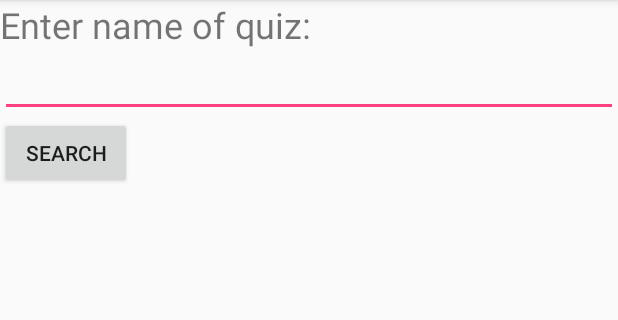
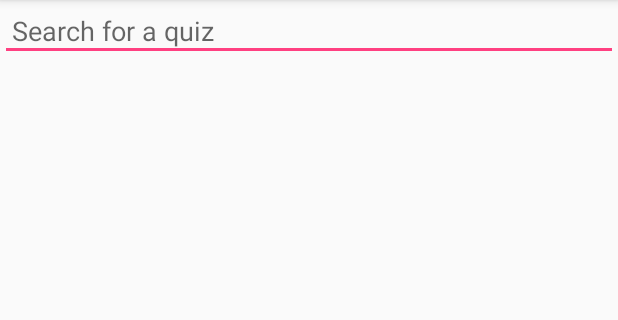
Before and after one commit to Darrennchan8/quizard, an Android app: the FindQuizActivity screen opened directly, with no data from a screen before it, on a phone screen of 412 x 824 dp, the part 84-404 px from its top. Run offline under Robolectric (Android 15) with nearby library versions, the phone set to English and light mode, and no system bars; our stand-ins replace Firebase (no records; nobody signed in at launch, a user with empty details on screens opened directly).

Commit message:
Made AutoCompleteTextView clickable, added hint and padding, removed button

```diff
--- a/app/src/main/java/cmsc355/groupF/quizard/FindQuizActivity.java
+++ b/app/src/main/java/cmsc355/groupF/quizard/FindQuizActivity.java
@@ -4,6 +4,7 @@ import android.content.Intent;
 import android.support.v7.app.AppCompatActivity;
 import android.os.Bundle;
 import android.view.View;
+import android.widget.AdapterView;
 import android.widget.ArrayAdapter;
 import android.widget.AutoCompleteTextView;
 import android.widget.Button;
@@ -12,42 +13,26 @@ import android.widget.Toast;
 import com.google.firebase.database.DatabaseError;
 
 import java.util.ArrayList;
-import java.util.Arrays;
 import java.util.List;
 
 import cmsc355.groupF.quizard.quiz.Quiz;
 import cmsc355.groupF.quizard.quiz.QuizUtils;
 
-//User will be able to search through list of available quizzes to select the correct one
-//1. text box
-//2. drop-down, auto updating list
-//3. button
-// firebase
-
-/*
-TO FIX:
--- make button do something
-   -- go to next page if valid quiz
-   -- (for invalid quiz name) display error message OR be disabled until valid quiz is entered
--- no new line in text box
- */
-
 
 public class FindQuizActivity extends AppCompatActivity {
 
     ArrayAdapter<String> adapter;
-    AutoCompleteTextView textView;
+    AutoCompleteTextView autoCompleteTextView;
     ArrayList<String> QUIZZES = new ArrayList<String>();
-    Button searchQuizBtn;
 
     @Override
     protected void onCreate(Bundle savedInstanceState) {
         super.onCreate(savedInstanceState);
         setContentView(R.layout.activity_find_quiz);
         adapter = new ArrayAdapter<>(this, android.R.layout.simple_dropdown_item_1line, QUIZZES);
-        textView = findViewById(R.id.autoCompleteTextView);
-        textView.setAdapter(adapter);
-        textView.setThreshold(0);
+        autoCompleteTextView = findViewById(R.id.autoCompleteTextView);
+        autoCompleteTextView.setAdapter(adapter);
+        autoCompleteTextView.setThreshold(0);
 
 
         QuizUtils.getAllQuizzes(new QuizUtils.QuizQueryCallback() {
@@ -66,7 +51,17 @@ public class FindQuizActivity extends AppCompatActivity {
             public void onError(DatabaseError err) {
             }
         });
+
+        autoCompleteTextView.setOnItemClickListener(new AdapterView.OnItemClickListener() {
+            public void onItemClick(AdapterView<?> arg0, View arg1, int arg2, long arg3) {
+                // TODO Auto-generated method stub
+                Intent intent = new Intent(FindQuizActivity.this, TakeQuizActivity.class);
+                startActivity(intent);
+            }
+        });
     }
+
+
 
     public void onClickSearch(View view) {
         //This is just to test the toast
--- a/app/src/main/res/layout/activity_find_quiz.xml
+++ b/app/src/main/res/layout/activity_find_quiz.xml
@@ -7,24 +7,25 @@
     android:orientation="vertical"
     tools:context="cmsc355.groupF.quizard.FindQuizActivity">
 
-    <TextView
-        android:id="@+id/textView4"
-        android:layout_width="wrap_content"
-        android:layout_height="wrap_content"
-        android:text="@string/find_quiz_text_view"
-        android:textSize="24sp"
-        tools:layout_editor_absoluteX="46dp"
-        tools:layout_editor_absoluteY="48dp" />
-
     <AutoCompleteTextView
         android:id="@+id/autoCompleteTextView"
         android:layout_width="match_parent"
-        android:layout_height="wrap_content" />
+        android:layout_height="wrap_content"
+        android:hint="Search for a quiz"
+        android:padding="8dp"
+        />
 
-    <Button
-        android:id="@+id/searchQuizBtn"
-        android:layout_width="wrap_content"
-        android:layout_height="wrap_content"
-        android:onClick="onClickSearch"
-        android:text="Search" />
+
+    <!--<ScrollView-->
+        <!--android:layout_width=""-->
+        <!--android:layout_height="">-->
+        <!--<ListView-->
+            <!--android:layout_width=""-->
+            <!--android:layout_height="">-->
+            <!--<LinearLayout-->
+                <!--android:layout_width=""-->
+                <!--android:layout_height=""></LinearLayout>-->
+        <!--</ListView>-->
+    <!--</ScrollView>-->
+
 </android.widget.LinearLayout>
```
